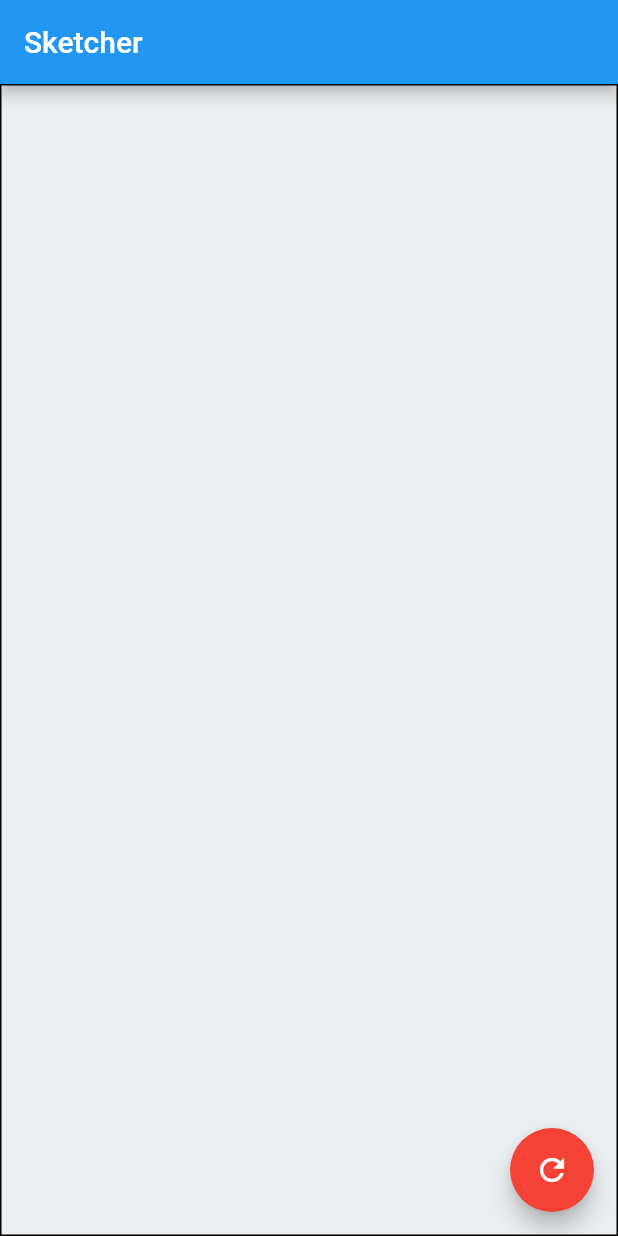
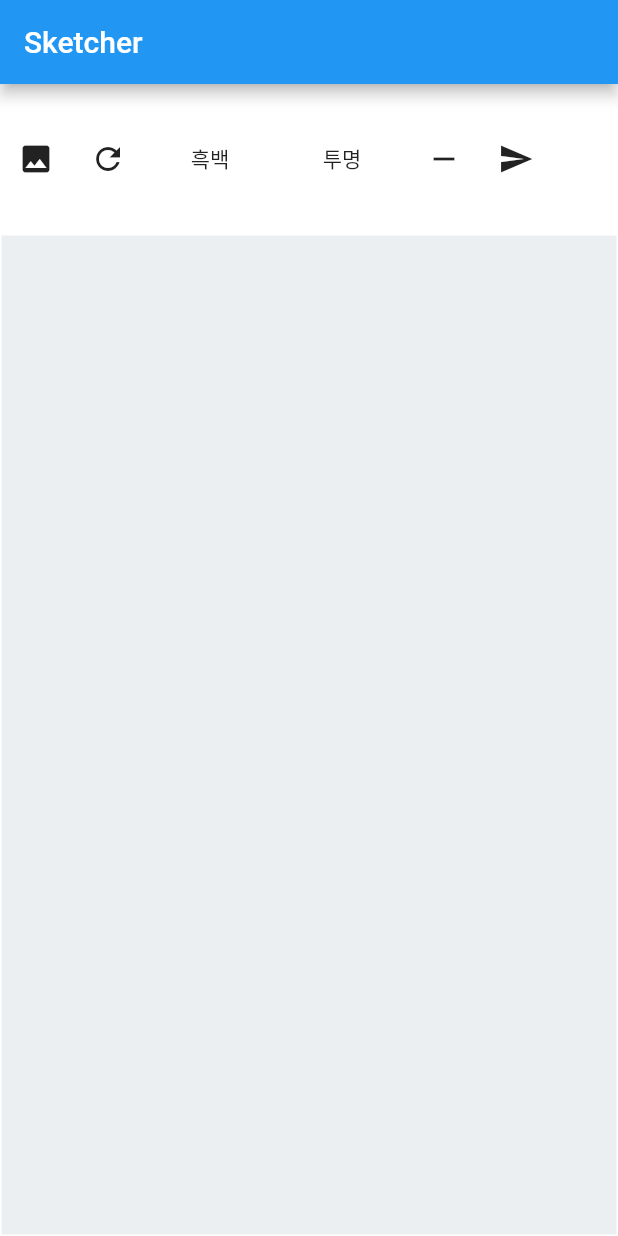
Before and after one commit to donguseo/finger_crop_example, a Flutter app: the screen it shows after launch, after a tap on the "refresh" icon, on a phone screen of 412 x 824 dp. Run offline on Flutter 3.47's test engine with Material 2 defaults, Android fonts, the phone set to English and light mode, and no system bars; our stand-ins replace image_picker; missing offline and left inert: dart:ffi.

Commit message:
색상 골라서 지우기 기능

```diff
--- a/lib/main.dart
+++ b/lib/main.dart
@@ -1,4 +1,5 @@
 import 'dart:async';
+import 'dart:ffi';
 import 'dart:io';
 import 'dart:math';
 import 'dart:typed_data';
@@ -35,9 +36,73 @@ class _MyHomePageState extends State<MyHomePage> {
   List<Offset> points = <Offset>[];
   ByteData imgBytes;
   ui.Image image;
+  bool remover = false;
+  Completer<Color> colorPick;
 
   @override
   Widget build(BuildContext context) {
+    return Scaffold(
+      backgroundColor: Colors.white,
+      appBar: AppBar(
+        title: Text('Sketcher'),
+      ),
+      body: Column(
+        children: [
+          Container(
+            width: double.infinity,
+            height: 100,
+            child: Row(
+              children: [
+                IconButton(onPressed: getImage, icon: Icon(Icons.photo)),
+                IconButton(
+                    onPressed: () {
+                      setState(() {
+                        if (image != null) {
+                          image.dispose();
+                          image = null;
+                        }
+                        imgBytes = null;
+                        points.clear();
+                      });
+                    },
+                    icon: Icon(Icons.refresh)),
+                FlatButton(
+                    onPressed: () {
+                      turnIntoGrayscale();
+                    },
+                    child: Text("흑백")),
+                FlatButton(
+                    onPressed: () async {
+                      Color color = await pickColor(context);
+                      deleteColorFromImage(
+                          color.red, color.green, color.blue, color.alpha);
+                    },
+                    child: Text("투명")),
+                IconButton(
+                    onPressed: () {
+                      setState(() {
+                        remover = !remover;
+                      });
+                    },
+                    icon: Icon(
+                      Icons.remove,
+                      color: (remover) ? Colors.red : null,
+                    )),
+                IconButton(onPressed: generateImage, icon: Icon(Icons.send)),
+              ],
+            ),
+          ),
+          Flexible(
+              flex: 1,
+              child: Builder(builder: (context) {
+                return _buildImgView(context);
+              })),
+        ],
+      ),
+    );
+  }
+
+  Widget _buildImgView(BuildContext context) {
     final Container sketchArea = Container(
       margin: EdgeInsets.all(1.0),
       alignment: Alignment.topLeft,
@@ -46,56 +111,46 @@ class _MyHomePageState extends State<MyHomePage> {
         painter: Sketcher(points, image),
       ),
     );
-
-    return Scaffold(
-      backgroundColor: Colors.black,
-      appBar: AppBar(
-        title: Text('Sketcher'),
-      ),
-      body: imgBytes != null
-          ? ClipPath(
-              // clipper: ImageClipper(points),
-              child: Center(
+    return imgBytes != null
+        ? Center(
             child: Image.memory(
             Uint8List.view(imgBytes.buffer),
-              )),
-            )
+          ))
         : GestureDetector(
-              onPanUpdate: (DragUpdateDetails details) {
-                setState(() {
+            onPanDown: (DragDownDetails details) async {
+              if (colorPick != null && !colorPick.isCompleted) {
                 RenderBox box = context.findRenderObject();
                 Offset point = box.globalToLocal(details.globalPosition);
-                  point =
-                      point.translate(0.0, -(AppBar().preferredSize.height));
+                await pickColorWithOffset(point);
+                colorPick = null;
+                return;
+              }
+            },
+            onPanUpdate: (DragUpdateDetails details) async {
+              RenderBox box = context.findRenderObject();
+              Offset point = box.globalToLocal(details.globalPosition);
 
-                  points = List.from(points)..add(point);
+              if (remover) {
+                deleteImage(point);
+                return;
+              }
+              setState(() {
+                // points = List.from(points)..add(point);
               });
             },
             onPanEnd: (DragEndDetails details) {
               points.add(null);
             },
             child: sketchArea,
-            ),
-      floatingActionButton: FloatingActionButton(
-        tooltip: 'clear Screen',
-        backgroundColor: Colors.red,
-        child: Icon(Icons.refresh),
-        onPressed: () {
-          if (image == null) {
-            getImage();
-          } else if (imgBytes != null) {
-            setState(() {
-              image.dispose();
-              image = null;
-              imgBytes = null;
-              points.clear();
-            });
-          } else {
-            generateImage();
+          );
   }
-        },
-      ),
-    );
+
+  Future<void> pickColorWithOffset(Offset point) async {
+    var data = await image.toByteData();
+    var index = pointToIndex(point);
+    var color = Color.fromARGB(data.getUint8(index + 3), data.getUint8(index),
+        data.getUint8(index + 1), data.getUint8(index + 2));
+    colorPick.complete(color);
   }
 
   Future<void> getImage() async {
@@ -136,11 +191,16 @@ class _MyHomePageState extends State<MyHomePage> {
         }
       }
     }
+    if (!path.getBounds().isEmpty) {
       canvas.clipPath(path);
+    }
 
     if (image != null) {
       paintImage(
-          canvas: canvas, rect: Rect.fromLTRB(0, 0, 400, 400), image: image);
+        canvas: canvas,
+        rect: Rect.fromLTRB(0, 0, 400, 400),
+        image: image,
+      );
     }
 
     final picture = recorder.endRecording();
@@ -151,33 +211,68 @@ class _MyHomePageState extends State<MyHomePage> {
       imgBytes = pngBytes;
     });
   }
+
+  Future<void> deleteColorFromImage(int r, int g, int b, int a,
+      {int offset = 20}) async {
+    ByteData data = await image.toByteData();
+    int length = data.lengthInBytes;
+    for (int i = 0; i < length / 4; i++) {
+      var pr = data.getUint8(i * 4);
+      var pg = data.getUint8(i * 4 + 1);
+      var pb = data.getUint8(i * 4 + 2);
+      var pa = data.getUint8(i * 4 + 3);
+      if ((pr > r - offset && pr < r + offset) &&
+          (pg > g - offset && pg < g + offset) &&
+          (pb > b - offset && pb < b + offset) &&
+          (pa > a - offset && pa < a + offset)) {
+        data.setUint32(i * 4, 0);
+      }
+    }
+    ui.decodeImageFromPixels(data.buffer.asUint8List(), image.width,
+        image.height, ui.PixelFormat.rgba8888, (result) {
+      setState(() {
+        image = result;
+      });
+    });
   }
 
-class ImageClipper extends CustomClipper<Path> {
-  ImageClipper(this.points);
-
-  List<Offset> points;
-  @override
-  Path getClip(ui.Size size) {
-    var path = Path();
-    if (points == null) {
-      return path;
-    }
-    for (int i = 0; i < points.length - 1; i++) {
-      if (points[i] != null && points[i + 1] != null) {
-        if (i == 0) {
-          path.moveTo(points[i].dx, points[i].dy);
-        } else {
-          path.lineTo(points[i].dx, points[i].dy);
-        }
-      }
-    }
-    return path;
+  Future<void> deleteImage(Offset point) async {
+    ByteData data = await image.toByteData();
+    data.setInt32(pointToIndex(point), 0);
+    ui.decodeImageFromPixels(data.buffer.asUint8List(), image.width,
+        image.height, ui.PixelFormat.rgba8888, (result) {
+      setState(() {
+        image = result;
+      });
+    });
   }
 
-  @override
-  bool shouldReclip(covariant CustomClipper<ui.Path> oldClipper) {
-    return false;
+  int pointToIndex(ui.Offset point) =>
+      (point.dx.toInt() * 4 + point.dy.toInt() * 4 * image.width).toInt();
+
+  Future<void> turnIntoGrayscale() async {
+    ByteData data = await image.toByteData();
+    int length = data.lengthInBytes;
+    for (int i = 0; i < length / 4; i++) {
+      var pr = data.getUint8(i * 4);
+      var pg = data.getUint8(i * 4 + 1);
+      var pb = data.getUint8(i * 4 + 2);
+      var avg = ((pr + pg + pb) ~/ 3);
+      data.setUint8(i * 4, avg);
+      data.setUint8(i * 4 + 1, avg);
+      data.setUint8(i * 4 + 2, avg);
+    }
+    ui.decodeImageFromPixels(data.buffer.asUint8List(), image.width,
+        image.height, ui.PixelFormat.rgba8888, (result) {
+      setState(() {
+        image = result;
+      });
+    });
+  }
+
+  Future<Color> pickColor(BuildContext context) {
+    colorPick = Completer();
+    return colorPick.future;
   }
 }
 
@@ -190,7 +285,6 @@ class Sketcher extends CustomPainter {
   @override
   bool shouldRepaint(Sketcher oldDelegate) {
     return true;
-    // oldDelegate.image != image || oldDelegate.points != points;
   }
 
   void paint(Canvas canvas, Size size) {
@@ -201,11 +295,15 @@ class Sketcher extends CustomPainter {
 
     if (image != null) {
       paintImage(
-          canvas: canvas, rect: Rect.fromLTRB(0, 0, 400, 400), image: image);
+        canvas: canvas,
+        rect: Rect.fromLTRB(
+            0, 0, image.width.toDouble(), image.height.toDouble()),
+        image: image,
+      );
     }
 
     paint = Paint()
-      ..color = Colors.black.withAlpha(200)
+      ..color = Colors.black.withAlpha(20)
       ..strokeCap = StrokeCap.round
       ..strokeWidth = 4.0;
     var path = Path();
```
Lines whose indentation alone changed are shown as unchanged.
